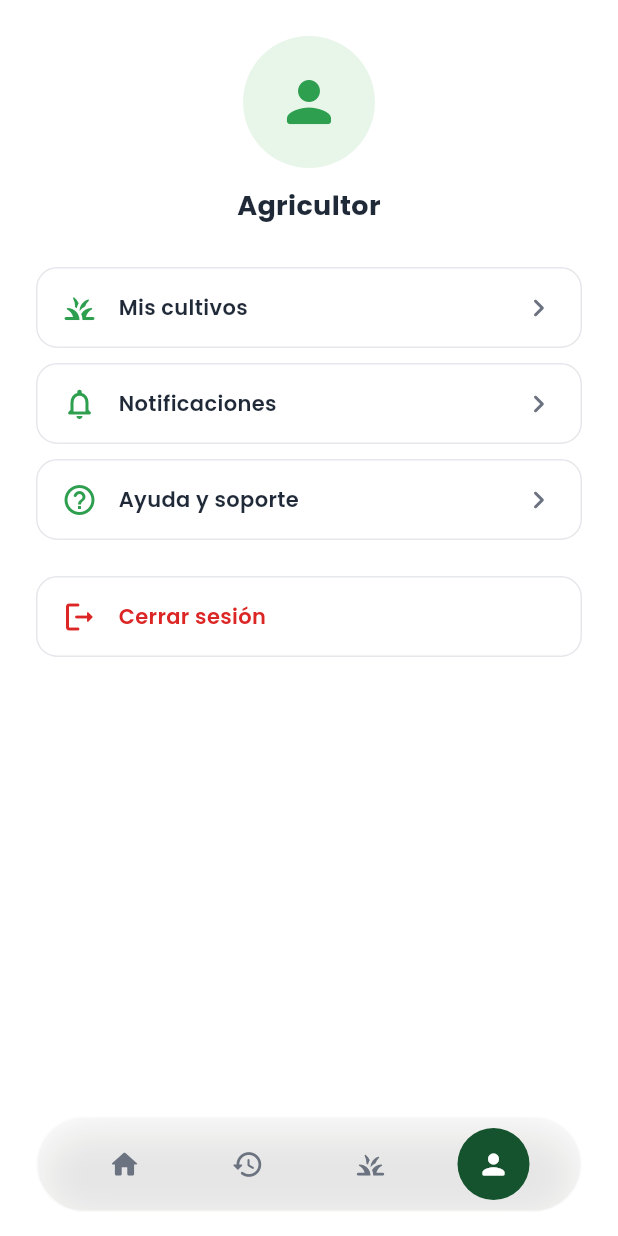
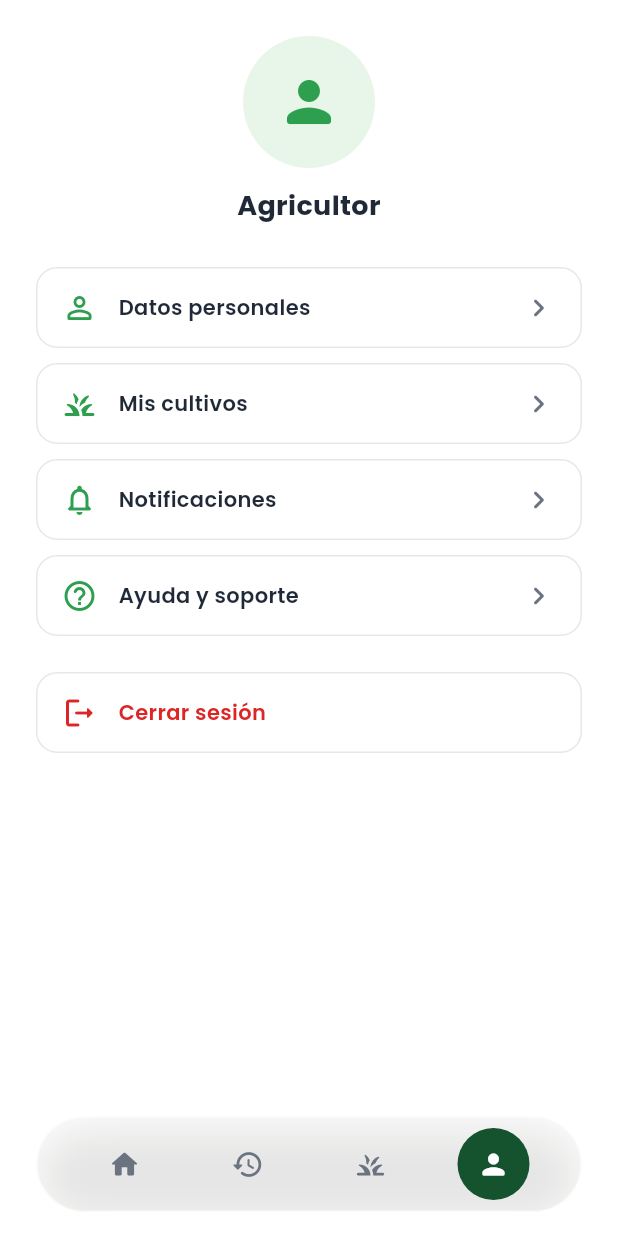
Before and after one commit to CaletOrtiz/front_cropguard, a Flutter app: the ProfileScreen screen opened by its route, on a phone screen of 412 x 824 dp. Run offline on Flutter 3.47's test engine with Material 3 defaults, Android fonts, the phone set to English and light mode, and no system bars; our stand-ins replace dio, equatable, flutter_bloc, fpdart, go_router, google_fonts and 3 more; accounts and stored records are empty.

Commit message:
feat: profile editing

```diff
--- a/cropguard/lib/features/auth/presentation/bloc/auth_bloc.dart
+++ b/cropguard/lib/features/auth/presentation/bloc/auth_bloc.dart
@@ -21,6 +21,7 @@
     on<AuthEmailSignInRequested>(_onEmailSignInRequested);
     on<AuthEmailSignUpRequested>(_onEmailSignUpRequested);
     on<AuthSignOutRequested>(_onSignOutRequested);
+    on<AuthUserUpdated>(_onUserUpdated);
   }
 
   final SignInWithGoogleUsecase signInWithGoogle;
@@ -28,6 +29,10 @@
   final SignUpWithEmailUsecase signUpWithEmail;
   final GetCurrentUserUsecase getCurrentUser;
   final SignOutUsecase signOut;
+
+  void _onUserUpdated(AuthUserUpdated event, Emitter<AuthState> emit) {
+    emit(AuthAuthenticated(user: event.user));
+  }
 
   Future<void> _onSessionCheckRequested(
     AuthSessionCheckRequested event,
--- a/cropguard/lib/features/auth/presentation/bloc/auth_event.dart
+++ b/cropguard/lib/features/auth/presentation/bloc/auth_event.dart
@@ -1,4 +1,5 @@
 import 'package:equatable/equatable.dart';
+import 'package:kroppi/features/auth/domain/entities/app_user.dart';
 import 'package:kroppi/features/auth/domain/entities/sign_up_params.dart';
 
 sealed class AuthEvent extends Equatable {
@@ -42,3 +43,14 @@
 final class AuthSignOutRequested extends AuthEvent {
   const AuthSignOutRequested();
 }
+
+/// El perfil cambió (por ejemplo, se editaron los datos personales): se
+/// reemplaza el usuario de la sesión sin volver a iniciar sesión.
+final class AuthUserUpdated extends AuthEvent {
+  const AuthUserUpdated(this.user);
+
+  final AppUser user;
+
+  @override
+  List<Object?> get props => [user];
+}
--- /dev/null
+++ b/cropguard/lib/features/profile/data/repositories/profile_repository_impl.dart
@@ -0,0 +1,17 @@
+import 'package:kroppi/core/errors/guard.dart';
+import 'package:kroppi/features/auth/domain/entities/app_user.dart';
+
+import '../../domain/entities/update_profile_params.dart';
+import '../../domain/repositories/profile_repository.dart';
+import '../datasources/profile_remote_data_source.dart';
+
+class ProfileRepositoryImpl implements ProfileRepository {
+  const ProfileRepositoryImpl(this._remoteDataSource);
+
+  final ProfileRemoteDataSource _remoteDataSource;
+
+  @override
+  Future<AppUser> updateProfile(UpdateProfileParams params) {
+    return guardCall<AppUser>(() => _remoteDataSource.updateProfile(params));
+  }
+}
--- /dev/null
+++ b/cropguard/lib/features/profile/domain/usecases/update_profile_usecase.dart
@@ -0,0 +1,14 @@
+import 'package:kroppi/features/auth/domain/entities/app_user.dart';
+
+import '../entities/update_profile_params.dart';
+import '../repositories/profile_repository.dart';
+
+class UpdateProfileUsecase {
+  const UpdateProfileUsecase(this._repository);
+
+  final ProfileRepository _repository;
+
+  Future<AppUser> call(UpdateProfileParams params) {
+    return _repository.updateProfile(params);
+  }
+}
--- a/cropguard/lib/features/profile/presentation/screens/profile_screen.dart
+++ b/cropguard/lib/features/profile/presentation/screens/profile_screen.dart
@@ -7,7 +7,9 @@
 import 'package:kroppi/features/auth/presentation/bloc/auth_event.dart';
 import 'package:kroppi/features/auth/presentation/bloc/auth_state.dart';
 import 'package:kroppi/navigation/app_routes.dart';
+import 'package:kroppi/features/profile/presentation/utils/profile_strings.dart';
 import 'package:kroppi/features/profile/presentation/widgets/profile_menu_tile.dart';
+import 'package:kroppi/features/profile/presentation/widgets/user_avatar.dart';
 
 class ProfileScreen extends StatelessWidget {
   const ProfileScreen({super.key});
@@ -70,19 +72,7 @@
                   return Center(
                     child: Column(
                       children: [
-                        Container(
-                          width: 88,
-                          height: 88,
-                          decoration: const BoxDecoration(
-                            color: AppColors.primaryLight,
-                            shape: BoxShape.circle,
-                          ),
-                          child: const Icon(
-                            Icons.person_rounded,
-                            size: 44,
-                            color: AppColors.primary,
-                          ),
-                        ),
+                        UserAvatar(imageUrl: user?.avatarUrl),
                         const SizedBox(height: 12),
                         Text(
                           name,
@@ -128,6 +118,12 @@
               ),
               const SizedBox(height: 28),
               ProfileMenuTile(
+                icon: Icons.person_outline_rounded,
+                label: ProfileStrings.personalData,
+                onTap: () => context.push(AppRoutes.personalData),
+              ),
+              const SizedBox(height: 10),
+              ProfileMenuTile(
                 icon: Icons.grass_rounded,
                 label: AppStrings.myCrops,
                 onTap: () => context.go(AppRoutes.crops),
--- /dev/null
+++ b/cropguard/lib/features/profile/presentation/utils/profile_strings.dart
@@ -0,0 +1,18 @@
+class ProfileStrings {
+  ProfileStrings._();
+
+  static const personalData = 'Datos personales';
+  static const changePhoto = 'Cambiar foto';
+  static const changePhotoHint = 'Elige una foto de tu galería';
+  static const phone = 'Celular';
+  static const phoneHint = '3001234567';
+  static const municipality = 'Municipio (Cesar)';
+  static const municipalityHint = 'Selecciona tu municipio';
+  static const profession = 'Profesión';
+  static const save = 'Guardar cambios';
+  static const saved = 'Datos actualizados';
+  static const photoTooBig = 'La foto pesa más de 5 MB. Elige una más liviana.';
+  static const galleryError =
+      'No se pudo abrir la galería. Revisa el permiso de fotos de Kroppi en los ajustes del teléfono.';
+  static const saveError = 'No se pudieron guardar los datos';
+}
--- /dev/null
+++ b/cropguard/lib/features/profile/presentation/widgets/user_avatar.dart
@@ -0,0 +1,46 @@
+import 'dart:typed_data';
+
+import 'package:flutter/material.dart';
+import 'package:kroppi/core/constants/app_colors.dart';
+
+/// Foto de perfil redonda. Prioriza [bytes] (foto recién elegida), luego
+/// [imageUrl] y, si no hay ninguna o falla la carga, muestra el ícono.
+class UserAvatar extends StatelessWidget {
+  const UserAvatar({super.key, this.imageUrl, this.bytes, this.size = 88});
+
+  final String? imageUrl;
+  final Uint8List? bytes;
+  final double size;
+
+  @override
+  Widget build(BuildContext context) {
+    final fallback = Icon(
+      Icons.person_rounded,
+      size: size * 0.5,
+      color: AppColors.primary,
+    );
+
+    Widget content = fallback;
+    if (bytes != null) {
+      content = Image.memory(bytes!, fit: BoxFit.cover);
+    } else if (imageUrl != null && imageUrl!.isNotEmpty) {
+      content = Image.network(
+        imageUrl!,
+        fit: BoxFit.cover,
+        errorBuilder: (_, _, _) => fallback,
+      );
+    }
+
+    return Container(
+      width: size,
+      height: size,
+      clipBehavior: Clip.antiAlias,
+      decoration: const BoxDecoration(
+        color: AppColors.primaryLight,
+        shape: BoxShape.circle,
+      ),
+      alignment: Alignment.center,
+      child: content,
+    );
+  }
+}
--- a/cropguard/lib/navigation/app_routes.dart
+++ b/cropguard/lib/navigation/app_routes.dart
@@ -15,6 +15,7 @@
   static const diagnose = '/diagnose';
   static const notifications = '/notifications';
   static const help = '/help';
+  static const personalData = '/profile/personal-data';
 
   // Detalle de un cultivo específico
   static const cropDetail = '/crops/:cropId';
```
Also changed, not shown: cropguard/lib/core/widgets/app_dropdown_field.dart (added, +62 -0 lines), cropguard/lib/features/profile/data/datasources/profile_remote_data_source.dart (added, +106 -0 lines), cropguard/lib/features/profile/domain/entities/update_profile_params.dart (added, +55 -0 lines), cropguard/lib/features/profile/domain/repositories/profile_repository.dart (added, +8 -0 lines), cropguard/lib/features/profile/presentation/cubit/edit_profile_cubit.dart (added, +51 -0 lines), cropguard/lib/features/profile/presentation/screens/personal_data_screen.dart (added, +297 -0 lines), cropguard/lib/navigation/app_router.dart (+20 -0 lines), 4 other files.
